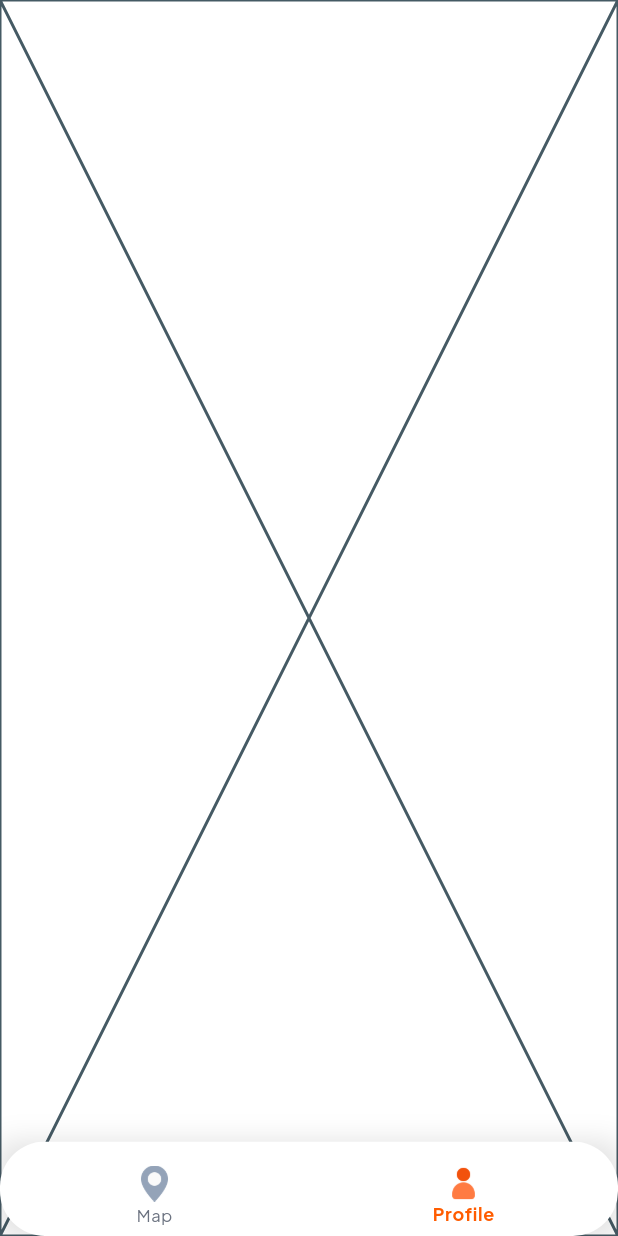
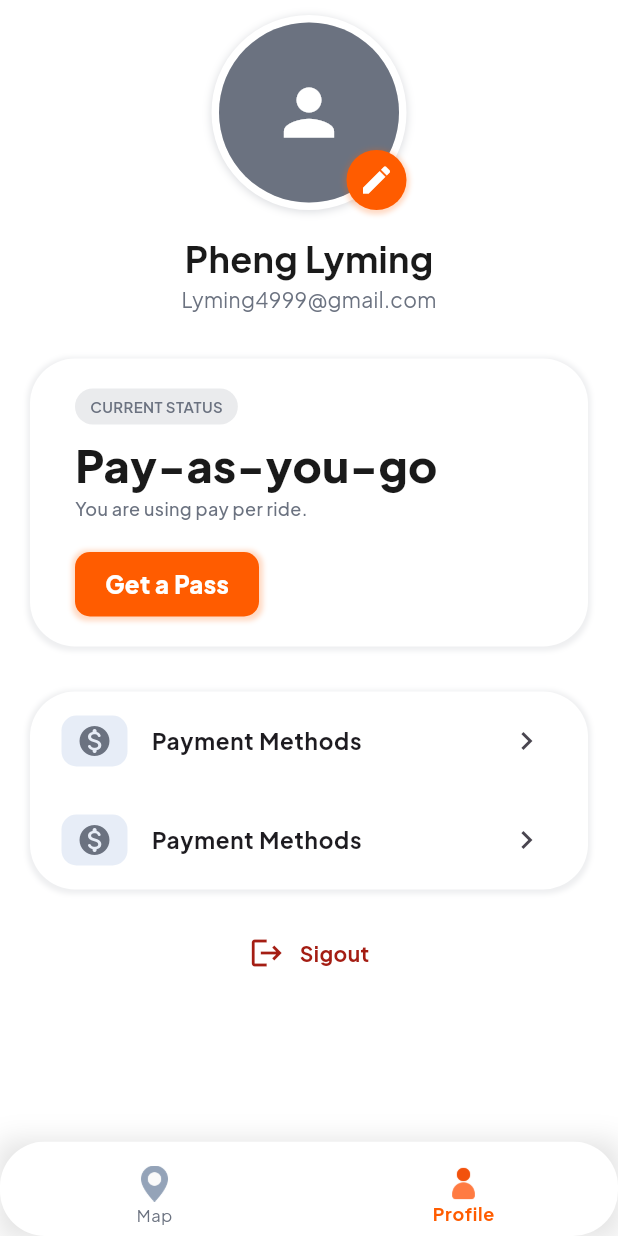
Before and after one commit to Ming-99s/VeloToulose, a Flutter app: the screen it shows after launch, item 2 of the bottom bar chosen, on a phone screen of 412 x 824 dp. Run offline on Flutter 3.47's test engine with Material 3 defaults, Android fonts, the phone set to English and light mode, and no system bars; our stand-ins replace flutter_map, geolocator, latlong2.

Commit message:
done ux/ui profile

```diff
--- a/lib/core/constant/app_color.dart
+++ b/lib/core/constant/app_color.dart
@@ -13,5 +13,7 @@ class AppColor {
     255,
   ); // screen bg
   static const Color white = Colors.white;
+  static const Color red = Color.fromARGB(255, 164, 29, 19);
+
   static const Color transparent = Colors.transparent;
 }
--- a/lib/core/constant/app_text_style.dart
+++ b/lib/core/constant/app_text_style.dart
@@ -50,4 +50,11 @@ class AppTextStyle {
     color: AppColor.primary,
     letterSpacing: 1.2,
   );
+
+    static const TextStyle Error = TextStyle(
+    fontSize: 11,
+    fontWeight: FontWeight.w700,
+    color: AppColor.red,
+    letterSpacing: 1.2,
+  );
 }
--- a/lib/features/map/view/map_screen.dart
+++ b/lib/features/map/map_screen.dart
@@ -1,7 +1,7 @@
 import 'package:flutter/material.dart';
 import 'package:provider/provider.dart';
 import 'package:velo_toulose/features/map/viewmodel/map_view_model.dart';
-import 'package:velo_toulose/features/map/widgets/map_content.dart';
+import 'package:velo_toulose/features/map/view/map_content.dart';
 
 class MapScreen extends StatelessWidget {
   const MapScreen({super.key});
--- a/lib/features/map/widgets/search_bar.dart
+++ b/lib/features/map/widgets/search_bar.dart
@@ -25,6 +25,7 @@ class SearchBarVelo extends StatelessWidget {
           border: InputBorder.none,
           icon: Icon(Icons.search),
           hintText: "Search Station",
+          hintStyle: TextStyle(color: AppColor.textSecondary)
         ),
       ),
     );
--- a/lib/features/profile/view/profile_screen.dart
+++ b/lib/features/profile/profile_screen.dart
@@ -1,10 +1,11 @@
 import 'package:flutter/material.dart';
+import 'package:velo_toulose/features/profile/view/profile_content.dart';
 
 class ProfileScreen extends StatelessWidget {
   const ProfileScreen({super.key});
 
   @override
   Widget build(BuildContext context) {
-    return const Placeholder();
+    return ProfileContent();
   }
 }
--- /dev/null
+++ b/lib/features/profile/view/profile_content.dart
@@ -0,0 +1,127 @@
+import 'package:flutter/material.dart';
+import 'package:velo_toulose/core/constant/app_color.dart';
+import 'package:velo_toulose/core/constant/app_text_style.dart';
+import 'package:velo_toulose/features/profile/widgets/pass_card.dart';
+import 'package:velo_toulose/features/profile/widgets/pay_as_you_go_card.dart';
+import 'package:velo_toulose/features/profile/widgets/tile_profile.dart';
+class ProfileContent extends StatelessWidget {
+  const ProfileContent({super.key});
+
+  @override
+  Widget build(BuildContext context) {
+    return SafeArea(
+      child: Container(
+        padding: EdgeInsets.symmetric(horizontal: 20),
+        child: Center(
+          child: Column(
+            children: [
+              Container(
+                padding: EdgeInsets.only(top: 10),
+                child: Stack(
+                  children: [
+                    Container(
+                      decoration: BoxDecoration(
+                        shape: BoxShape.circle,
+                        border: Border.all(width: 5, color: AppColor.background),
+                        boxShadow: [
+                          BoxShadow(
+                            blurRadius: 4,
+                            spreadRadius: 0.5,
+                            color: const Color.fromARGB(60, 107, 114, 128),
+                            offset: Offset(0, 1),
+                          ),
+                        ],
+                      ),
+                      child: CircleAvatar(
+                        radius: 60,
+                        backgroundColor: AppColor.textSecondary,
+                        child: Icon(
+                          Icons.person,
+                          color: AppColor.background,
+                          size: 50,
+                        ),
+                      ),
+                    ),
+
+                    Positioned(
+                      bottom: 0,
+                      right: 0,
+                      child: GestureDetector(
+                        onTap: () => {},
+                        child: Container(
+                          decoration: BoxDecoration(
+                            borderRadius: BorderRadius.circular(30),
+                            boxShadow: [
+                              BoxShadow(
+                                color: const Color.fromARGB(58, 255, 94, 0),
+                                blurRadius: 2,
+                                offset: Offset(0, 1),
+                                spreadRadius: 2,
+                              )
+                            ]
+                          ),
+                          child: CircleAvatar(
+                            backgroundColor: AppColor.primary,
+                            child: Icon(Icons.edit, color: AppColor.background),
+                          ),
+                        ),
+                      ),
+                    ),
+                  ],
+                ),
+              ),
+
+              SizedBox(height: 15),
+              Text('Pheng Lyming', style: AppTextStyle.heading),
+              Text('Lyming4999@gmail.com', style: AppTextStyle.pricePeriod),
+
+              SizedBox(height: 30),
+
+              PayAsYouGoCard(),
+
+              SizedBox(height: 30),
+
+              Container(
+                decoration: BoxDecoration(
+
+                  color: AppColor.background,
+                  borderRadius: BorderRadius.circular(30),
+                  boxShadow: [
+                    BoxShadow(
+                      color: const Color.fromARGB(29, 107, 114, 128),
+                      blurRadius: 2,
+                      offset: Offset(0, 1),
+                      spreadRadius: 2
+                    )
+                  ]
+                ),
+                child: Column(
+                  children: [
+                    TileProfile(),
+                    TileProfile()
+                  ],
+                ),
+
+
+              ),
+              SizedBox(height: 30),
+              GestureDetector(
+                onTap: () => {},
+                child: Row(
+                  mainAxisAlignment: MainAxisAlignment.center,
+                  children: [
+                    Icon(Icons.logout,color: AppColor.red,),
+                    SizedBox(width: 10,),
+                    Text('Sigout',style: TextStyle(color: AppColor.red,fontWeight: FontWeight.w700),)
+                  ],
+                ),
+              )
+
+
+            ],
+          ),
+        ),
+      ),
+    );
+  }
+}
--- /dev/null
+++ b/lib/features/profile/widgets/pass_card.dart
@@ -0,0 +1,52 @@
+import 'package:flutter/material.dart';
+import 'package:velo_toulose/core/constant/app_color.dart';
+import 'package:velo_toulose/core/constant/app_text_style.dart';
+
+class PassCard extends StatelessWidget {
+  const PassCard({super.key});
+
+  @override
+  Widget build(BuildContext context) {
+    return Container(
+      width: double.infinity,
+      padding: EdgeInsets.symmetric(horizontal: 30,vertical: 20),
+      decoration: BoxDecoration(
+        color: AppColor.background,
+        borderRadius: BorderRadius.circular(30),
+        boxShadow: [
+          BoxShadow(
+            color: const Color.fromARGB(29, 107, 114, 128),
+            blurRadius: 2,
+            offset: Offset(0, 1),
+            spreadRadius: 2
+
+          )
+        ]
+      ),
+      child: Column(
+        crossAxisAlignment: CrossAxisAlignment.start,
+        children: [
+          Container(
+
+            padding: EdgeInsets.symmetric(horizontal: 10,vertical: 5),
+            decoration: BoxDecoration(
+              borderRadius: BorderRadius.circular(30),
+              color: AppColor.primaryLight
+            ),
+            child: Text('Current Plan'.toUpperCase(),style: TextStyle(color: AppColor.primary,fontSize: 10,fontWeight: FontWeight.w600),),
+          ),
+          SizedBox(height: 5,),
+          Text('Monthly',style: TextStyle(color: AppColor.primary,fontSize: 30,fontWeight: FontWeight.w800),),
+          SizedBox(height: 10,),
+          Column(
+            crossAxisAlignment: CrossAxisAlignment.start,
+            children: [
+              Text('Rewal Date'.toUpperCase(),style: TextStyle(color: AppColor.textSecondary,fontSize: 12),),
+              Text('Mar 24,2026',style: TextStyle(color: AppColor.textPrimary,fontWeight: FontWeight.w600)),
+            ],
+          )
+        ],
+      ),
+    );
+  }
+}
--- /dev/null
+++ b/lib/features/profile/widgets/pay_as_you_go_card.dart
@@ -0,0 +1,88 @@
+import 'package:flutter/material.dart';
+import 'package:velo_toulose/core/constant/app_color.dart';
+import 'package:velo_toulose/core/constant/app_text_style.dart';
+
+class PayAsYouGoCard extends StatelessWidget {
+  const PayAsYouGoCard({super.key});
+
+  @override
+  Widget build(BuildContext context) {
+    return Container(
+      width: double.infinity,
+      padding: EdgeInsets.symmetric(horizontal: 30, vertical: 20),
+      decoration: BoxDecoration(
+        color: AppColor.background,
+        borderRadius: BorderRadius.circular(30),
+        boxShadow: [
+          BoxShadow(
+            color: const Color.fromARGB(29, 107, 114, 128),
+            blurRadius: 2,
+            offset: Offset(0, 1),
+            spreadRadius: 2,
+          ),
+        ],
+      ),
+      child: Column(
+        crossAxisAlignment: CrossAxisAlignment.start,
+        children: [
+          Container(
+            padding: EdgeInsets.symmetric(horizontal: 10, vertical: 5),
+            decoration: BoxDecoration(
+              borderRadius: BorderRadius.circular(30),
+              color: const Color.fromARGB(37, 107, 114, 128),
+            ),
+            child: Text(
+              'Current Status'.toUpperCase(),
+              style: TextStyle(
+                color: AppColor.textSecondary,
+                fontSize: 10,
+                fontWeight: FontWeight.w600,
+              ),
+            ),
+          ),
+          SizedBox(height: 5),
+          Column(
+            crossAxisAlignment: CrossAxisAlignment.start,
+            children: [
+              Text(
+                'Pay-as-you-go',
+                style: TextStyle(
+                  color: AppColor.textPrimary,
+                  fontSize: 30,
+                  fontWeight: FontWeight.w800,
+                ),
+              ),
+              Text(
+                'You are using pay per ride.',
+                style: TextStyle(
+                  color: AppColor.textSecondary,
+                  fontSize: 12,
+                  fontWeight: FontWeight.w500,
+                ),
+              ),
+
+            ],
+          ),
+          SizedBox(height: 20),
+          Container(
+            padding: EdgeInsets.symmetric(vertical: 10,horizontal: 20),
+            decoration: BoxDecoration(
+              borderRadius: BorderRadius.circular(10),
+              color: AppColor.primary,
+              boxShadow: [
+                BoxShadow(
+                  color: const Color.fromARGB(58, 255, 94, 0),
+                  blurRadius: 2,
+                  offset: Offset(0, 1),
+                  spreadRadius: 2,
+                )
+              ]
+            ),
+            child: Text('Get a Pass',style: AppTextStyle.buttonText,),
+          )
+
+        ],
+      ),
+    );
+  }
+}
--- /dev/null
+++ b/lib/features/profile/widgets/tile_profile.dart
@@ -0,0 +1,41 @@
+import 'package:flutter/material.dart';
+import 'package:velo_toulose/core/constant/app_color.dart';
+
+class TileProfile extends StatelessWidget {
+  const TileProfile({super.key});
+
+  @override
+  Widget build(BuildContext context) {
+    return Container(
+      padding: EdgeInsets.symmetric(vertical: 5,horizontal: 5),
+      child: Material(
+        color: AppColor.transparent,
+        child: InkWell(
+          borderRadius: BorderRadius.circular(30),
+          onTap: () {
+            print('hellp');
+          },
+          child: ListTile(
+            leading: Container(
+              padding: EdgeInsets.symmetric(vertical: 5, horizontal: 10),
+
+              decoration: BoxDecoration(
+                color: const Color.fromARGB(255, 231, 237, 247),
+                borderRadius: BorderRadius.circular(10),
+              ),
+              child: Icon(
+                Icons.monetization_on_rounded,
+                color: AppColor.textSecondary,
+              ),
+            ),
+            title: Text(
+              'Payment Methods',
+              style: TextStyle(fontSize: 15, fontWeight: FontWeight.w700),
+            ),
+            trailing: Icon(Icons.chevron_right),
+          ),
+        ),
+      ),
+    );
+  }
+}
--- a/lib/main_common.dart
+++ b/lib/main_common.dart
@@ -2,10 +2,10 @@ import 'package:flutter/material.dart';
 import 'package:provider/provider.dart';
 import 'package:velo_toulose/core/constant/app_color.dart';
 import 'package:velo_toulose/core/widgets/navbar.dart';
-import 'package:velo_toulose/features/map/view/map_screen.dart';
+import 'package:velo_toulose/features/map/map_screen.dart';
 import 'package:velo_toulose/features/map/viewmodel/map_view_model.dart';
 import 'package:velo_toulose/features/map/widgets/bottom_sheet_widget.dart';
-import 'package:velo_toulose/features/profile/view/profile_screen.dart';
+import 'package:velo_toulose/features/profile/profile_screen.dart';
 
 void mainCommon(List<InheritedProvider> providers) {
   runApp(
@@ -36,6 +36,13 @@ class _MyAppState extends State<MyApp> {
   int _selectedIndex = 0;
 
   void _onItemTapped(int index) {
+    final viewModel = context.read<MapViewModel>();
+
+    // Clear when leaving Map screen
+    if (_selectedIndex == 0) {
+      viewModel.clearSelectedStation();
+    }
+
     setState(() {
       _selectedIndex = index;
     });
@@ -57,7 +64,7 @@ class _MyAppState extends State<MyApp> {
               children: _page,
             ),
 
-if (viewModel.selectedStation != null)
+    if (viewModel.selectedStation != null)
             Positioned.fill(
               child: DraggableScrollableSheet(
                 initialChildSize: 0.4,
--- a/lib/models/user.dart
+++ b/lib/models/user.dart
@@ -1,5 +1,6 @@
 class User {
   final String userId;
+  final Uri image;
   final String firstName;
   final String lastName;
   final String email;
@@ -7,6 +8,7 @@ class User {
   final double balance;
 
   const User({
+    required this.image,
     required this.userId,
     required this.firstName,
     required this.lastName,
@@ -23,9 +25,11 @@ class User {
     String? lastName,
     String? email,
     String? phone,
+    Uri? image,
     double? balance,
   }) {
     return User(
+      image: image ?? this.image,
       userId: userId ?? this.userId,
       firstName: firstName ?? this.firstName,
       lastName: lastName ?? this.lastName,
```
Also changed, not shown: lib/features/map/view/map_content.dart (renamed from lib/features/map/widgets/map_content.dart).
